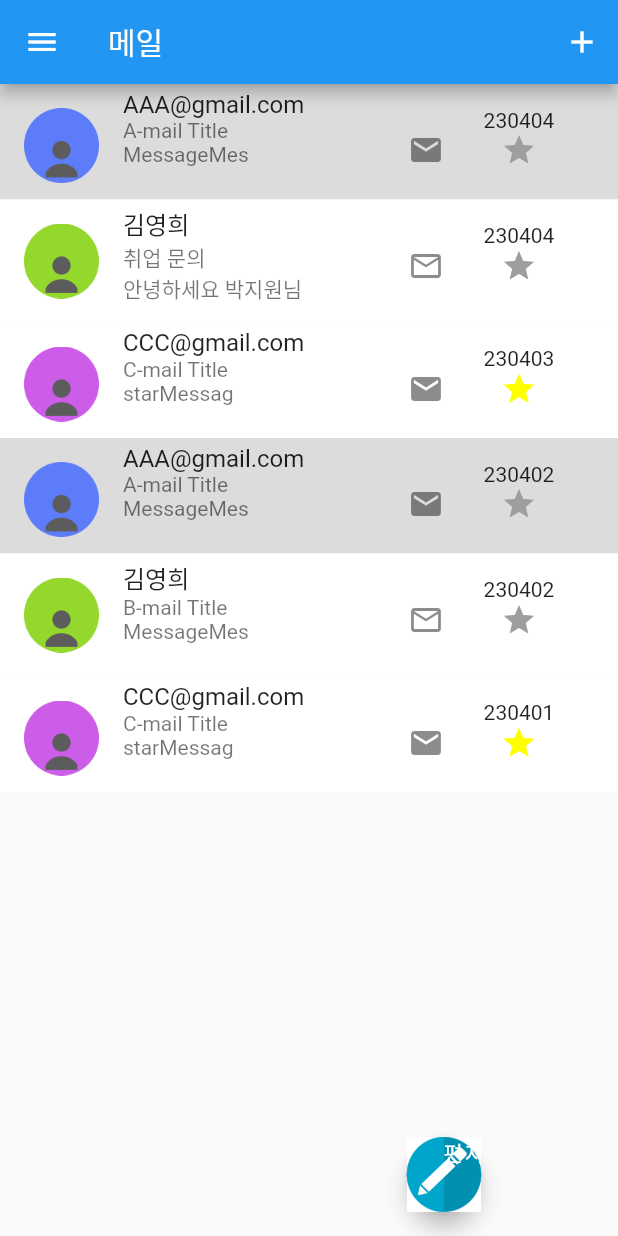
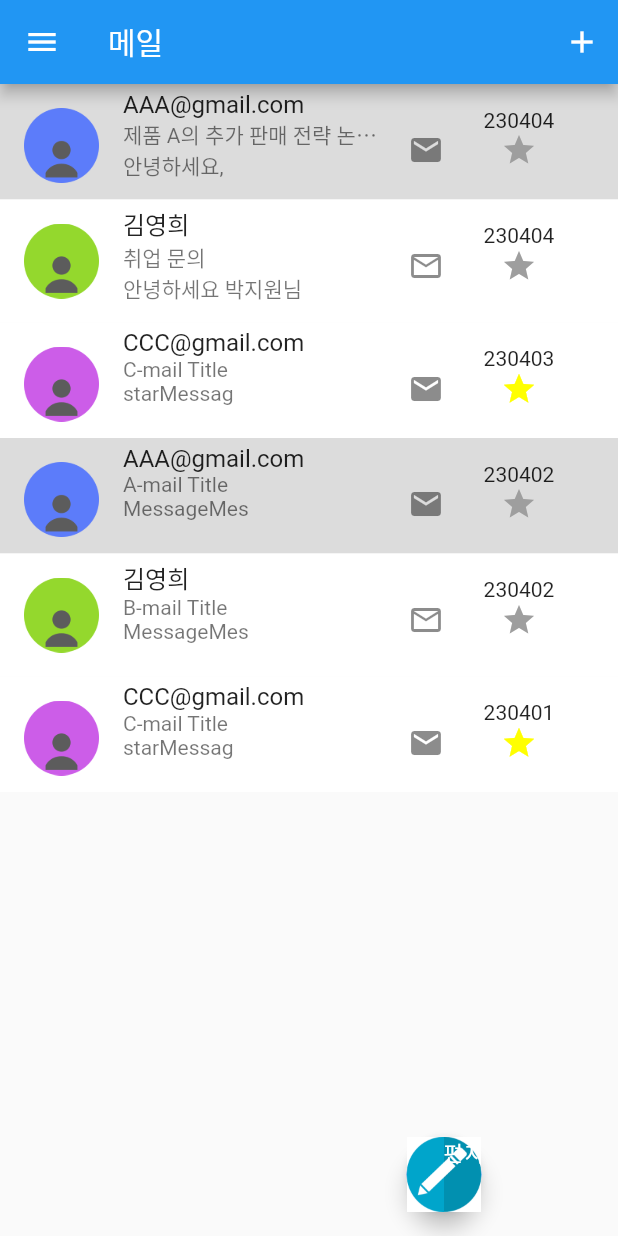
Before and after one commit to AnSuHan/HCI, a Flutter app: the screen it shows after launch, on a phone screen of 412 x 824 dp. Run offline on Flutter 3.47's test engine with Material 2 defaults, Android fonts, the phone set to English and light mode, and no system bars; our stand-ins replace google_fonts, shared_preferences.

Commit message:
add real msg1

```diff
--- a/project/lib/MailScene.dart
+++ b/project/lib/MailScene.dart
@@ -14,8 +14,8 @@ import 'searchbar.dart';
 //https://velog.io/@dosilv/Flutter-StatelessWidget-StatefulWidget
 class MailScene extends State<MailSceneStateful> with RouteAware {
   static var mails = [Mail("AAA@gmail.com",
-      "A-mail Title",
-      "MessageMessageMessageMessageMessageMessageMessageMessage", "230404_21:00", false, "받은편지함", true, false),
+      "제품 A의 추가 판매 전략 논의 요청",
+      "안녕하세요,\n저희 마케팅 팀에서는 최근 제품 A의 판매량을 높이기 위한 추가 전략을 고려하고 있습니다. 이에 대해 판매팀과 함께 논의하고자 이메일을 보내드립니다.\n제안 사항:\n가격 조정: 현재 제품 A의 가격이 경쟁사에 비해 높게 책정되어 있습니다. 가격 조정 여부와 조정 방향에 대해 의견을 나누고자 합니다.\n마케팅 캠페인: 제품 A를 대중에 알리기 위한 새로운 마케팅 캠페인을 기획하고 있습니다. 어떤 유형의 캠페인을 실행해볼지 아이디어를 공유해주세요.\n회의 일정 조율을 위해 가능한 날짜와 시간을 알려주시면 감사하겠습니다. 빠른 조율이 필요한 만큼 신속한 회신을 부탁드립니다.도움이 필요하거나 다른 의견이 있으시면 언제든지 연락주세요.\n감사합니다.\n\nMarketing Team\nCompany Inc.", "230404_21:00", false, "받은편지함", true, false),
     Mail("김영희",
         "취업 문의",
         "안녕하세요 박지원님,\n 김영희라고 합니다. UI 디자이너로서 귀사에서 일하고 싶어서 이메일을 보내게 되었습니다. 제 경력과 기술이 UI 디자인 역할에 적합하다고 생각합니다.", "230404_10:30", false, "받은편지함", false, true),
--- a/project/lib/MailSceneWrite.dart
+++ b/project/lib/MailSceneWrite.dart
@@ -14,8 +14,8 @@ class MailSceneWrite extends State<MailSceneWriteStateful>{
         "dadada",
         "MessageMessageMessageMessageMessageMessageMessageMessage", "230403_23:50", false, "받은편지함", true, true),
     Mail("AAA@gmail.com",
-        "A-mail Title",
-        "MessageMessageMessageMessageMessageMessageMessageMessage", "230403_04:20", false, "받은편지함", true, false),
+        "제품 A 판매량 증대를 위한 회의 일정 조율",
+        "안녕하세요,\n마케팅 팀의 이메일을 확인했습니다. 제품 A의 추가 판매 전략에 대해 논의하고자 하는데, 가능한 회의 일정을 제안드립니다.\n제안 사항에 대한 회의 일정:\n날짜: 6월 2일 (목요일)\n시간: 오전 11시\n장소: 회의실 B\n위 일정이 가능하시면 회의 일정을 확인하신 후 답변 부탁드립니다. 추가로 논의할 사항이 있다면 미리 알려주시기 바랍니다.\n감사합니다.\nSales Team\nCompany Inc.", "230403_04:20", false, "받은편지함", true, false),
     Mail("CCC@gmail.com",
         "C-mail Title",
         "MessageMessageMessageMessageMessageMessageMessageMessage", "230402_14:01", false, "받은편지함", true, false),
--- a/project/pubspec.yaml
+++ b/project/pubspec.yaml
@@ -72,7 +72,7 @@ flutter:
   #   - images/a_dot_ham.jpeg
 
   # An image asset can refer to one or more resolution-specific "variants", see
-  # https://flutter.dev/assets-and-images/#resolution-aware
+  # https://flutter.dev/assets-and-imagㅠ  es/#resolution-aware
 
   # For details regarding adding assets from package dependencies, see
   # https://flutter.dev/assets-and-images/#from-packages
```
